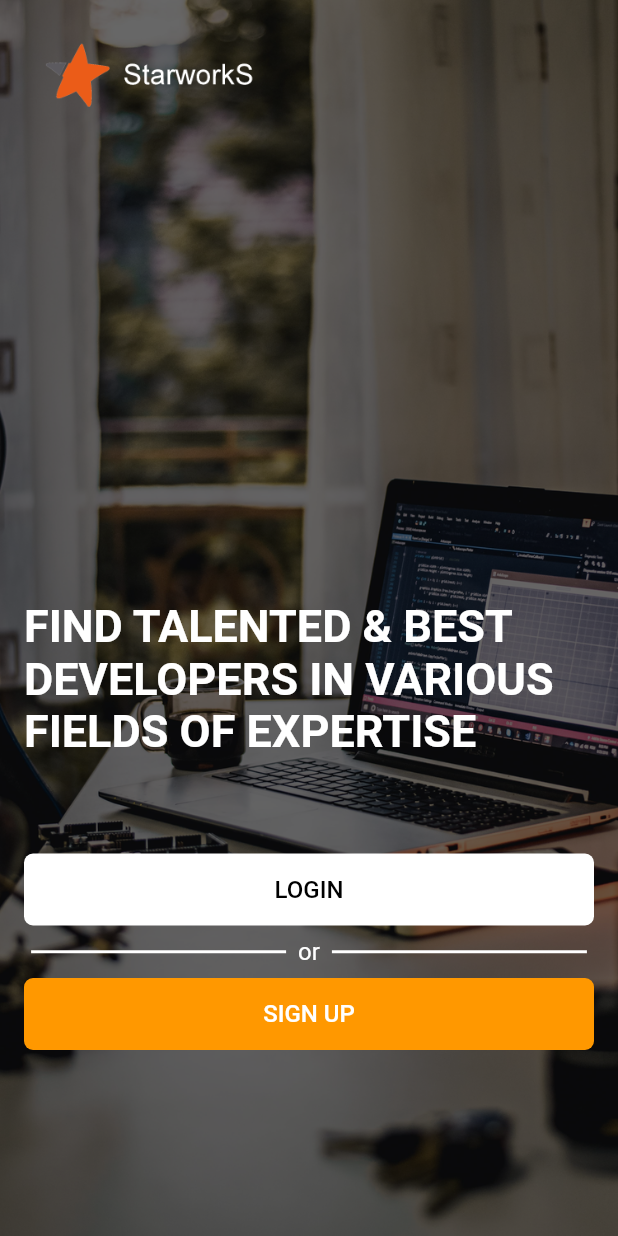
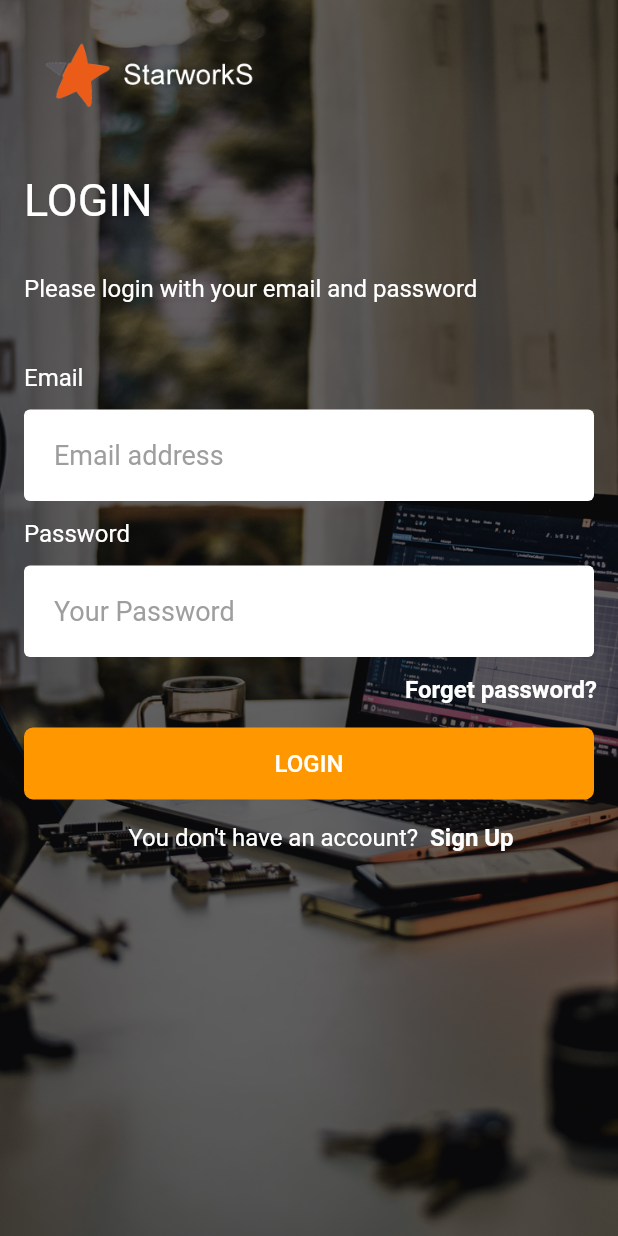
Before and after one commit to miqdad71/starworks-hireapp-flutter, a Flutter app: the screen it shows after launch, after a tap on "LOGIN", on a phone screen of 412 x 824 dp. Run offline on Flutter 3.47's test engine with Material 2 defaults, Android fonts, the phone set to English and light mode, and no system bars; our stand-ins replace font_awesome_flutter.

Commit message:
layouting login done with singleChildScrollView

```diff
--- a/lib/constants.dart
+++ b/lib/constants.dart
@@ -7,6 +7,11 @@ const secondaryColor = Color(0xFFFF9800);
 const TextStyle kHeading = TextStyle(
     fontSize: 30,
     fontWeight: FontWeight.bold,
+    color: Colors.white
+);
+
+const TextStyle kHeadingBasic = TextStyle(
+    fontSize: 30,
     color: Colors.white
 );
 
@@ -24,3 +29,9 @@ const TextStyle kBodyTextWhite = TextStyle(
     fontSize: 16,
     color: Colors.white
 );
+
+const TextStyle kBodyTextWhiteBold = TextStyle(
+    fontSize: 16,
+    fontWeight: FontWeight.bold,
+    color: Colors.white
+);
--- a/lib/src/ui/main/login/components/body.dart
+++ b/lib/src/ui/main/login/components/body.dart
@@ -13,6 +13,7 @@ class Body extends StatelessWidget {
         Scaffold(
             backgroundColor: Colors.transparent,
             body: SafeArea(
+              child: SingleChildScrollView(
                 child: Column(
                   crossAxisAlignment: CrossAxisAlignment.start,
                   children: [
@@ -21,17 +22,18 @@ class Body extends StatelessWidget {
                       width: 200,
                       height: 100,
                     ),
-                  SizedBox(
-                    height: 200,
+                    Container(
+                      padding: EdgeInsets.symmetric(horizontal: 16, vertical: 16),
+                      child: Text(
+                        'LOGIN',
+                        style: kHeadingBasic,
+                      ),
                     ),
                     Container(
-                    padding: EdgeInsets.symmetric(horizontal: 16),
-                    height: 100,
-                    child: Center(
+                      padding: EdgeInsets.fromLTRB(16, 16, 0, 40),
                       child: Text(
-                        'FIND TALENTED & BEST DEVELOPERS IN VARIOUS FIELDS OF EXPERTISE',
-                        style: kHeading,
-                      ),
+                        'Please login with your email and password',
+                        style: kBodyTextWhite,
                       ),
                     ),
                     Container(
@@ -39,48 +41,86 @@ class Body extends StatelessWidget {
                       child: Column(
                         children: [
                           Column(
-                          crossAxisAlignment: CrossAxisAlignment.end,
+                            crossAxisAlignment: CrossAxisAlignment.start,
                             children: [
+                              Text(
+                                "Email",
+                                style: kBodyTextWhite,
+                              ),
                               TextInput(
                                 icon: FontAwesomeIcons.solidEnvelope,
                                 hint: 'Email address',
                                 inputType: TextInputType.emailAddress,
                                 inputAction: TextInputAction.next,
                               ),
+                              Text(
+                                "Password",
+                                style: kBodyTextWhite,
+                              ),
                               PasswordInput(
                                 icon: FontAwesomeIcons.lock,
                                 hint: 'Your Password',
                                 inputAction: TextInputAction.done,
                               ),
-                            Text(
-                              "Forgot Password?",
-                              style: kBodyText,
-                            )
                             ],
                           ),
-                        Column(
+                        ],
+                      ),
+                    ),
+                    Container(
+                      padding: EdgeInsets.only(left: 270, bottom: 16),
+                      child: Text(
+                        'Forget password?',
+                        style: kBodyTextWhiteBold,
+                      ),
+                    ),
+                    Container(
+                      margin: EdgeInsets.symmetric(horizontal: 16),
+                      width: double.infinity,
+                      decoration: BoxDecoration(
+                          color: secondaryColor,
+                          borderRadius: BorderRadius.circular(6)),
+                      // ignore: deprecated_member_use
+                      child: FlatButton(
+                        // ignore: deprecated_member_use
+                        onPressed: () {
+                          // Navigator.push(context, MaterialPageRoute(builder: (context){
+                          //   return Login();
+                          // }));
+                        },
+                        child: Text(
+                          'LOGIN',
+                          style: kBodyTextWhite,
+                        ),
+                      ),
+                    ),
+
+                    Row(
+                      mainAxisAlignment: MainAxisAlignment.center,
                       children: [
                         Container(
-                              width: double.infinity,
-                              decoration: BoxDecoration(
-                                  color: Colors.white,
-                                  borderRadius: BorderRadius.circular(6)),
-                              child: FlatButton( // ignore: deprecated_member_use
-                                onPressed: () {},
+                          padding: EdgeInsets.only(left: 16, bottom: 16, top: 16),
+                          child: Center(
                             child: Text(
-                                  'Login',
-                                  style: kBodyText,
+                              "You don't have an account?",
+                              style: kBodyTextWhite,
                             ),
                           ),
-                            )
-                          ],
-                        )
+                        ),
+                        Container(
+                          padding: EdgeInsets.only(left: 8, bottom: 16, top: 16),
+                          child: Center(
+                            child: Text(
+                              "Sign Up",
+                              style: kBodyTextWhiteBold,
+                            ),
+                          ),
+                        ),
                       ],
                     ),
-                  )
                   ],
                 ),
-
+              ),
             ))
       ],
     );
@@ -110,17 +150,17 @@ class TextInput extends StatelessWidget {
             color: Colors.white, borderRadius: BorderRadius.circular(4)),
         child: TextField(
           decoration: InputDecoration(
-            contentPadding: const EdgeInsets.symmetric(vertical: 20),
+            contentPadding: const EdgeInsets.symmetric(horizontal: 20,vertical: 20),
             border: InputBorder.none,
             hintText: hint,
-            prefixIcon: Padding(
-              padding: const EdgeInsets.symmetric(horizontal: 20),
-              child: Icon(
-                icon,
-                color: Colors.grey,
-                size: 30,
-              ),
-            ),
+            // prefixIcon: Padding(
+            //   padding: const EdgeInsets.symmetric(horizontal: 20),
+            //   child: Icon(
+            //     icon,
+            //     color: Colors.grey,
+            //     size: 30,
+            //   ),
+            // ),
             hintStyle: kBodyText,
           ),
           style: kBodyText,
@@ -153,17 +193,17 @@ class PasswordInput extends StatelessWidget {
             color: Colors.white, borderRadius: BorderRadius.circular(4)),
         child: TextField(
           decoration: InputDecoration(
-            contentPadding: const EdgeInsets.symmetric(vertical: 20),
+            contentPadding: const EdgeInsets.symmetric(horizontal: 20,vertical: 20),
             border: InputBorder.none,
             hintText: hint,
-            prefixIcon: Padding(
-              padding: const EdgeInsets.symmetric(horizontal: 20),
-              child: Icon(
-                icon,
-                color: Colors.grey,
-                size: 30,
-              ),
-            ),
+            // prefixIcon: Padding(
+            //   padding: const EdgeInsets.symmetric(horizontal: 20),
+            //   child: Icon(
+            //     icon,
+            //     color: Colors.grey,
+            //     size: 30,
+            //   ),
+            // ),
             hintStyle: kBodyText,
           ),
           obscureText: true,
--- a/lib/src/ui/main/onboard/components/body.dart
+++ b/lib/src/ui/main/onboard/components/body.dart
@@ -1,7 +1,7 @@
 import 'package:flutter/cupertino.dart';
 import 'package:flutter/material.dart';
-import 'package:font_awesome_flutter/font_awesome_flutter.dart';
 import 'package:starworks_hireapp_flutter/constants.dart';
+import 'package:starworks_hireapp_flutter/src/ui/main/login/login.dart';
 import 'package:starworks_hireapp_flutter/src/ui/main/onboard/components/background.dart';
 
 class Body extends StatelessWidget {
@@ -49,7 +49,11 @@ class Body extends StatelessWidget {
                                   borderRadius: BorderRadius.circular(6)),
                               child: FlatButton(
                                 // ignore: deprecated_member_use
-                                onPressed: () {},
+                                onPressed: () {
+                                  Navigator.push(context, MaterialPageRoute(builder: (context){
+                                    return Login();
+                                  }));
+                                },
                                 child: Text(
                                   'LOGIN',
                                   style: kBodyTextBlack,
```
Lines whose indentation alone changed are shown as unchanged.
